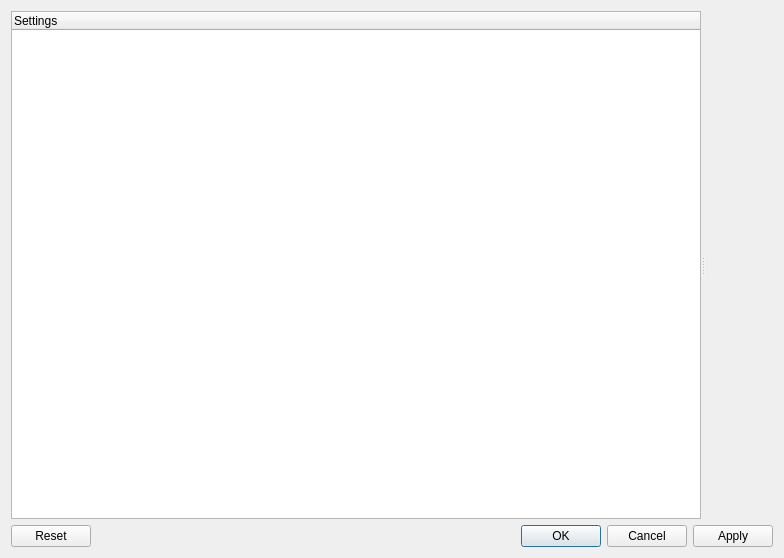
Before: the Qt Designer form src/qtui/ui/settingsdlg.ui in quassel/quassel, drawn with Qt 5.
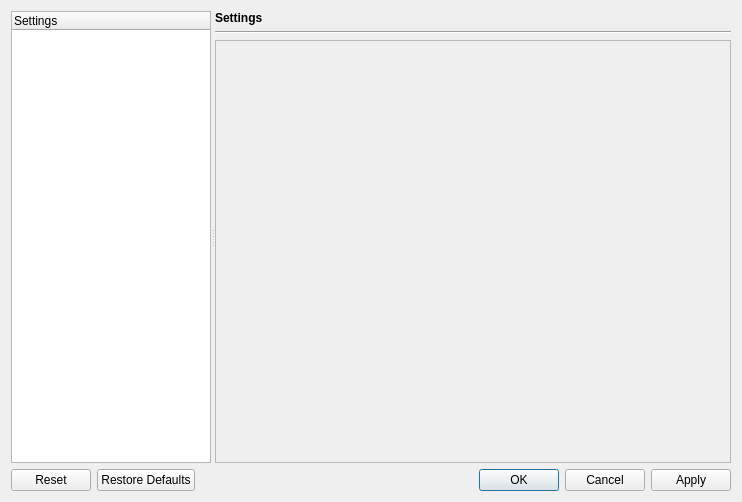
After: the same form once the commit is applied.

Commit message: Say hello to the first settings page in our shiny new, almost working SettingsDlg (F7)! Now you can set the ChatWidget's fonts. To make this work, I made UiStyle (and automagically its derived classes) remember custom set formats. Also, default formats can be restored. This allows to change, save and restore all the style's formats at run-time... For now, in the settings dialog you can only edit the ChatWidget's base fonts, but later on we will certainly allow more tweaking of the current style.

What changed in the file:
```diff
--- a/src/qtui/ui/settingsdlg.ui
+++ b/src/qtui/ui/settingsdlg.ui
@@ -5,8 +5,8 @@
    <rect>
     <x>0</x>
     <y>0</y>
-    <width>784</width>
-    <height>558</height>
+    <width>742</width>
+    <height>502</height>
    </rect>
   </property>
   <property name="windowTitle" >
@@ -25,35 +25,56 @@
         <verstretch>0</verstretch>
        </sizepolicy>
       </property>
+      <property name="maximumSize" >
+       <size>
+        <width>200</width>
+        <height>16777215</height>
+       </size>
+      </property>
       <column>
        <property name="text" >
         <string>Settings</string>
        </property>
       </column>
      </widget>
-     <widget class="QScrollArea" name="settingsFrame" >
-      <property name="sizePolicy" >
-       <sizepolicy vsizetype="Preferred" hsizetype="MinimumExpanding" >
-        <horstretch>0</horstretch>
-        <verstretch>0</verstretch>
-       </sizepolicy>
-      </property>
-      <property name="frameShape" >
-       <enum>QFrame::NoFrame</enum>
-      </property>
-      <property name="frameShadow" >
-       <enum>QFrame::Plain</enum>
-      </property>
+     <widget class="QWidget" name="" >
       <layout class="QVBoxLayout" >
        <item>
-        <widget class="QStackedWidget" name="settingsStack" >
-         <property name="sizePolicy" >
-          <sizepolicy vsizetype="Preferred" hsizetype="Expanding" >
-           <horstretch>0</horstretch>
-           <verstretch>0</verstretch>
-          </sizepolicy>
+        <widget class="QLabel" name="pageTitle" >
+         <property name="font" >
+          <font>
+           <weight>75</weight>
+           <bold>true</bold>
+          </font>
          </property>
-         <widget class="QWidget" name="page" />
+         <property name="text" >
+          <string>Settings</string>
+         </property>
+        </widget>
+       </item>
+       <item>
+        <widget class="Line" name="line" >
+         <property name="orientation" >
+          <enum>Qt::Horizontal</enum>
+         </property>
+        </widget>
+       </item>
+       <item>
+        <widget class="QScrollArea" name="settingsFrame" >
+         <property name="frameShape" >
+          <enum>QFrame::StyledPanel</enum>
+         </property>
+         <property name="frameShadow" >
+          <enum>QFrame::Raised</enum>
+         </property>
+         <layout class="QHBoxLayout" >
+          <item>
+           <widget class="QStackedWidget" name="settingsStack" >
+            <widget class="QWidget" name="page_3" />
+            <widget class="QWidget" name="page_4" />
+           </widget>
+          </item>
+         </layout>
         </widget>
        </item>
       </layout>
@@ -66,7 +87,7 @@
       <enum>Qt::Horizontal</enum>
      </property>
      <property name="standardButtons" >
-      <set>QDialogButtonBox::Apply|QDialogButtonBox::Cancel|QDialogButtonBox::NoButton|QDialogButtonBox::Ok|QDialogButtonBox::Reset</set>
+      <set>QDialogButtonBox::Apply|QDialogButtonBox::Cancel|QDialogButtonBox::NoButton|QDialogButtonBox::Ok|QDialogButtonBox::Reset|QDialogButtonBox::RestoreDefaults</set>
      </property>
     </widget>
    </item>
```
The commit also changes 22 other files.
